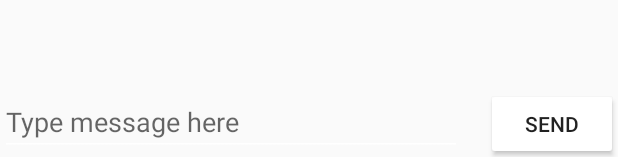
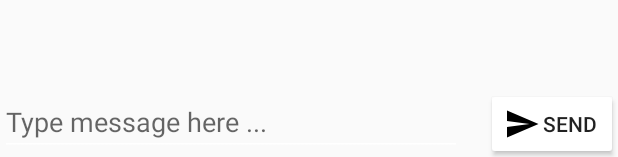
Before and after one commit to Lukas-Gelbmann/Messenger, an Android app: the layout activity_messaging.xml on its own in the app's theme, with its tools: preview values and no code run, on a phone screen of 412 x 824 dp. Shown: the part 1076-1233 px from the top of the screen. Run offline under Robolectric (Android 15) with nearby library versions, the phone set to English and light mode, and no system bars.

Commit message:
extract strings to strings.xml and add translation

```diff
--- a/app/src/main/java/at/fhooe/mc/messenger/model/PostParticipantService.java
+++ b/app/src/main/java/at/fhooe/mc/messenger/model/PostParticipantService.java
@@ -3,13 +3,14 @@ package at.fhooe.mc.messenger.model;
 import retrofit2.Call;
 import retrofit2.http.*;
 
+@SuppressWarnings("HardCodedStringLiteral")
 public interface PostParticipantService {
 
     @Headers({
 
-            "Content-type: application/json"
+            "Content-type: application/json" //NON-NLS
 
     })
-    @POST("/api/participants")
+    @POST("/api/participants") //NON-NLS
     Call<Participant> sendParticipant(@Body Participant participant);
 }
--- /dev/null
+++ b/app/src/main/res/drawable/ic_send.xml
@@ -0,0 +1,10 @@
+<vector xmlns:android="http://schemas.android.com/apk/res/android"
+    android:width="24dp"
+    android:height="24dp"
+    android:viewportWidth="24"
+    android:viewportHeight="24"
+    android:tint="?attr/colorControlNormal">
+  <path
+      android:fillColor="@android:color/white"
+      android:pathData="M2.01,21L23,12 2.01,3 2,10l15,2 -15,2z"/>
+</vector>
--- a/app/src/main/res/layout/activity_messaging.xml
+++ b/app/src/main/res/layout/activity_messaging.xml
@@ -6,7 +6,6 @@
     android:layout_height="match_parent"
     android:orientation="vertical"
     tools:context=".MainActivity">
-
 
 
     <androidx.recyclerview.widget.RecyclerView
@@ -29,7 +28,7 @@
             android:layout_height="wrap_content"
             android:layout_weight="1"
             android:backgroundTint="@android:color/white"
-            android:hint="Type message here"
+            android:hint="@string/type_message_here"
             android:inputType="textAutoComplete"
             android:maxLines="1"
             android:theme="@style/AppTheme" />
@@ -40,9 +39,11 @@
             android:layout_height="wrap_content"
             android:layout_gravity="bottom"
             android:layout_marginLeft="16dp"
+            android:drawableStart="@drawable/ic_send"
+            android:drawableTint="#000"
             android:maxLines="1"
             android:singleLine="true"
-            android:text="send"
+            android:text="@string/send"
             android:theme="@style/AppTheme"
             app:backgroundTint="@android:color/white" />
 
--- a/app/src/main/res/menu/bottom_nav_menu.xml
+++ b/app/src/main/res/menu/bottom_nav_menu.xml
@@ -4,12 +4,12 @@
     <item
         android:id="@+id/action_conversations"
         android:enabled="true"
-        android:title="Conversations"
+        android:title="@string/conversations"
         app:showAsAction="ifRoom" />
     <item
         android:id="@+id/action_users"
         android:icon="@drawable/ic_dashboard_black_24dp"
         android:enabled="true"
-        android:title="Users"
+        android:title="@string/users"
         app:showAsAction="ifRoom" />
 </menu>
```
Also changed, not shown: app/src/main/res/layout/activity_login.xml (+4 -4 lines), app/src/main/res/layout/new_conversation_dialog.xml (+9 -4 lines), app/src/main/res/values/strings.xml (+10 -0 lines), 1 other file.
